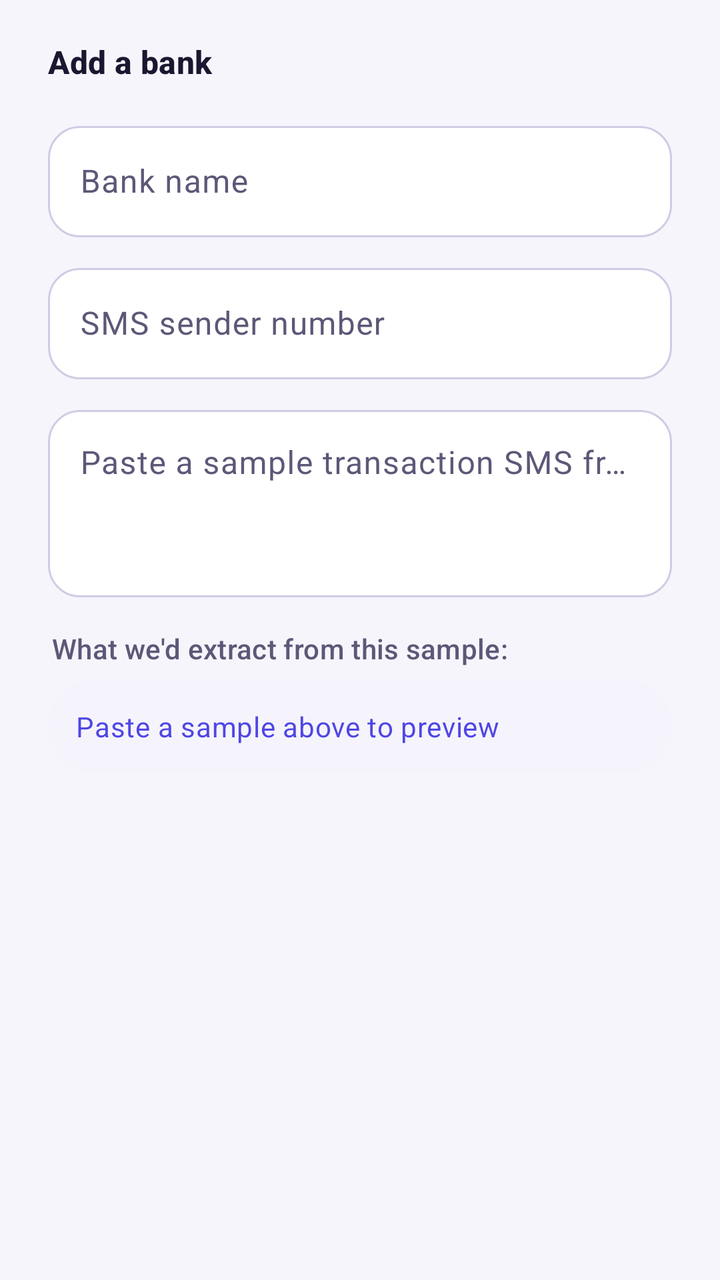
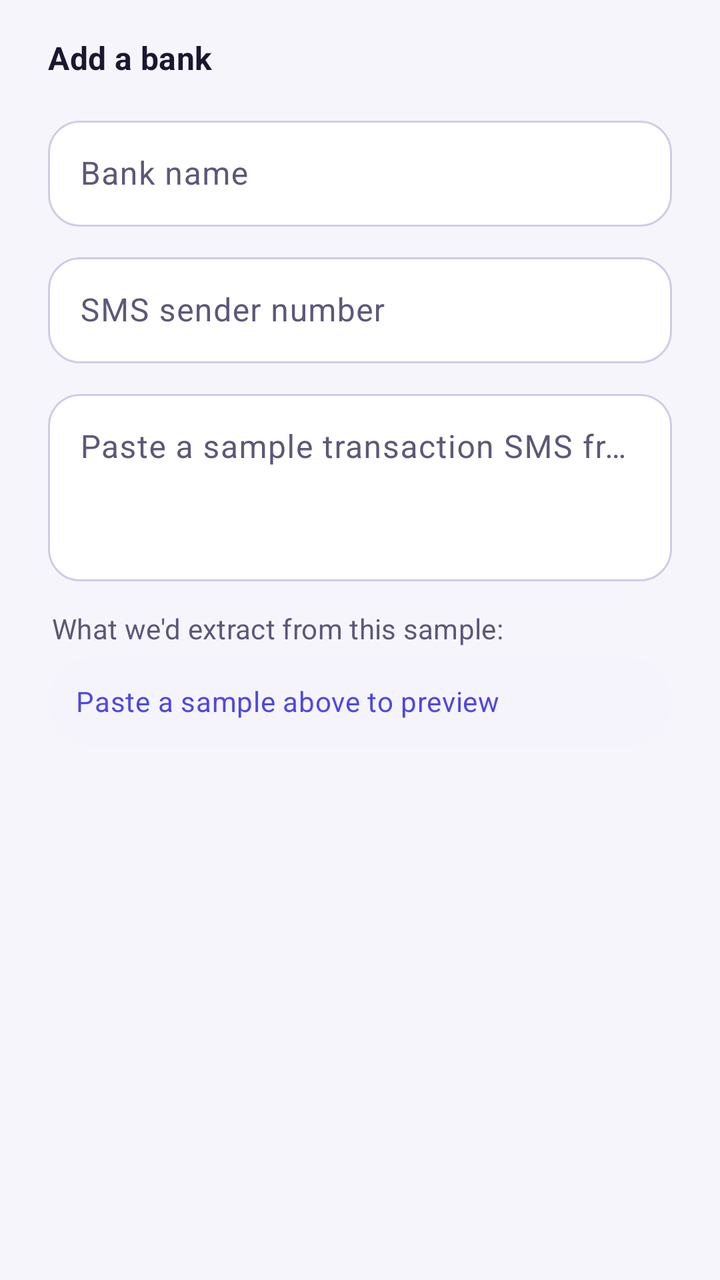

Screens rendered from an Android XML layout before and after an edit, with the pre-edit source and the edit as a unified diff.
<!-- AndroidManifest.xml: application theme Theme.ExpenseTracker -->
<!-- res/layout/dialog_add_bank.xml -->
<?xml version="1.0" encoding="utf-8"?>
<ScrollView xmlns:android="http://schemas.android.com/apk/res/android"
    xmlns:app="http://schemas.android.com/apk/res-auto"
    android:layout_width="match_parent"
    android:layout_height="wrap_content"
    android:maxHeight="560dp">

    <LinearLayout
        android:layout_width="match_parent"
        android:layout_height="wrap_content"
        android:orientation="vertical"
        android:paddingStart="24dp"
        android:paddingEnd="24dp"
        android:paddingTop="20dp"
        android:paddingBottom="8dp">

        <TextView
            android:layout_width="match_parent"
            android:layout_height="wrap_content"
            android:textAppearance="?attr/textAppearanceTitleMedium"
            android:textColor="?attr/colorOnSurface"
            android:textStyle="bold"
            android:text="@string/dialog_add_bank_title" />

        <com.google.android.material.textfield.TextInputLayout
            style="@style/Widget.Material3.TextInputLayout.OutlinedBox" app:boxBackgroundColor="?attr/colorSurfaceContainerLowest"
            app:shapeAppearanceOverlay="@style/ShapeAppearanceOverlay.App.RoundedField"
            android:layout_width="match_parent"
            android:layout_height="wrap_content"
            android:layout_marginTop="16dp"
            android:hint="@string/hint_bank_label">

            <com.google.android.material.textfield.TextInputEditText
                android:id="@+id/etBankLabel"
                android:layout_width="match_parent"
                android:layout_height="wrap_content"
                android:textDirection="locale"
                android:inputType="text" />
        </com.google.android.material.textfield.TextInputLayout>

        <com.google.android.material.textfield.TextInputLayout
            style="@style/Widget.Material3.TextInputLayout.OutlinedBox" app:boxBackgroundColor="?attr/colorSurfaceContainerLowest"
            app:shapeAppearanceOverlay="@style/ShapeAppearanceOverlay.App.RoundedField"
            android:layout_width="match_parent"
            android:layout_height="wrap_content"
            android:layout_marginTop="10dp"
            android:hint="@string/hint_bank_sender">

            <com.google.android.material.textfield.TextInputEditText
                android:id="@+id/etBankSender"
                android:layout_width="match_parent"
                android:layout_height="wrap_content"
                android:inputType="text" />
        </com.google.android.material.textfield.TextInputLayout>

        <com.google.android.material.textfield.TextInputLayout
            style="@style/Widget.Material3.TextInputLayout.OutlinedBox" app:boxBackgroundColor="?attr/colorSurfaceContainerLowest"
            app:shapeAppearanceOverlay="@style/ShapeAppearanceOverlay.App.RoundedField"
            android:layout_width="match_parent"
            android:layout_height="wrap_content"
            android:layout_marginTop="10dp"
            android:hint="@string/hint_bank_sample">

            <com.google.android.material.textfield.TextInputEditText
                android:id="@+id/etBankSample"
                android:layout_width="match_parent"
                android:layout_height="wrap_content"
                android:minLines="3"
                android:gravity="top"
                android:textDirection="locale"
                android:inputType="textMultiLine" />
        </com.google.android.material.textfield.TextInputLayout>

        <TextView
            android:layout_width="match_parent"
            android:layout_height="wrap_content"
            android:layout_marginTop="16dp"
            android:layout_marginStart="2dp"
            android:textAppearance="?attr/textAppearanceLabelLarge"
            android:textColor="?attr/colorOnSurfaceVariant"
            android:text="@string/preview_bank_sample_title" />

        <com.google.android.material.card.MaterialCardView
            android:layout_width="match_parent"
            android:layout_height="wrap_content"
            android:layout_marginTop="6dp"
            android:layout_marginBottom="8dp"
            app:cardBackgroundColor="?attr/colorSurfaceContainerLow"
            app:cardCornerRadius="@dimen/corner_card"
            app:cardElevation="0dp"
            app:strokeWidth="0dp">

            <TextView
                android:id="@+id/tvBankSamplePreview"
                android:layout_width="match_parent"
                android:layout_height="wrap_content"
                android:padding="14dp"
                android:textAppearance="?attr/textAppearanceBodyMedium"
                android:textColor="?attr/colorPrimary"
                android:textDirection="locale"
                android:text="@string/preview_bank_sample_empty" />
        </com.google.android.material.card.MaterialCardView>

    </LinearLayout>
</ScrollView>
<!-- resources referenced by this layout -->
<resources>
  <dimen name="corner_card">24dp</dimen>
  <string name="dialog_add_bank_title">Add a bank</string>
  <string name="hint_bank_label">Bank name</string>
  <string name="hint_bank_sender">SMS sender number</string>
  <string name="preview_bank_sample_empty">Paste a sample above to preview</string>
  <string name="preview_bank_sample_title">What we\'d extract from this sample:</string>
  <style name="Theme.ExpenseTracker" parent="Theme.Material3.DayNight.NoActionBar">
          <item name="colorPrimary">@color/purple</item>
          <item name="colorOnPrimary">@color/white</item>
          <item name="colorPrimaryContainer">@color/primary_container</item>
          <item name="colorOnPrimaryContainer">@color/on_primary_container</item>
          <item name="colorSecondary">@color/teal</item>
          <item name="colorOnSecondary">@color/white</item>
          <item name="colorSecondaryContainer">@color/secondary_container</item>
          <item name="colorOnSecondaryContainer">@color/on_secondary_container</item>
          <item name="colorTertiary">@color/rose</item>
          <item name="colorOnTertiary">@color/white</item>
          <item name="colorTertiaryContainer">@color/tertiary_container</item>
          <item name="colorOnTertiaryContainer">@color/on_tertiary_container</item>
          <item name="colorSurface">@color/surface</item>
          <item name="colorOnSurface">@color/text_primary</item>
          <item name="colorSurfaceVariant">@color/surface_container_high</item>
          <item name="colorOnSurfaceVariant">@color/text_secondary</item>
          <item name="colorSurfaceContainerLowest">@color/surface_container_lowest</item>
          <item name="colorSurfaceContainerLow">@color/surface_container_low</item>
          <item name="colorSurfaceContainer">@color/surface_container</item>
          <item name="colorSurfaceContainerHigh">@color/surface_container_high</item>
          <item name="colorSurfaceContainerHighest">@color/surface_container_highest</item>
          <item name="colorOutline">@color/divider</item>
          <item name="colorOutlineVariant">@color/outline_variant</item>
          <item name="colorError">@color/red</item>
          <item name="elevationOverlayEnabled">true</item>
          <item name="android:windowBackground">@color/background</item>
          <item name="android:colorBackground">@color/background</item>
          <item name="android:textColorPrimary">@color/text_primary</item>
          <item name="android:textColorSecondary">@color/text_secondary</item>
          <item name="android:textColorHint">@color/text_secondary</item>
          <item name="android:statusBarColor">@android:color/transparent</item>
          <item name="android:navigationBarColor">@android:color/transparent</item>
          <item name="materialAlertDialogTheme">@style/ThemeOverlay.App.Dialog</item>
      </style>
  <color name="purple">#4F46E5</color>
  <color name="white">#FFFFFF</color>
  <color name="primary_container">#E0E7FF</color>
  <color name="on_primary_container">#1E1B4B</color>
  <color name="teal">#0EA5A5</color>
  <color name="secondary_container">#CCFBF1</color>
  <color name="on_secondary_container">#042F2E</color>
  <color name="rose">#E11D48</color>
  <color name="tertiary_container">#FFE4E6</color>
  <color name="on_tertiary_container">#4C0519</color>
  <color name="surface">#FBFAFF</color>
  <color name="text_primary">#1A1730</color>
  <color name="surface_container_high">#E8E6F5</color>
  <color name="text_secondary">#5C5878</color>
  <color name="surface_container_lowest">#FFFFFF</color>
  <color name="surface_container_low">#F5F4FC</color>
  <color name="surface_container">#EFEDF9</color>
  <color name="surface_container_highest">#E1DFEF</color>
  <color name="divider">#CFCCE4</color>
  <color name="outline_variant">#E2DFF1</color>
  <color name="red">#D8483E</color>
  <color name="background">#F6F5FC</color>
  <!-- unchanged entries left out for length: 5 -->
</resources>

<!-- the commit's change to res/layout/dialog_add_bank.xml (unified diff, before → after) -->
@@ -3,6 +3,7 @@
     xmlns:app="http://schemas.android.com/apk/res-auto"
     android:layout_width="match_parent"
     android:layout_height="wrap_content"
+    android:layoutDirection="locale"
     android:maxHeight="560dp">
 
     <LinearLayout
@@ -20,6 +21,8 @@
             android:textAppearance="?attr/textAppearanceTitleMedium"
             android:textColor="?attr/colorOnSurface"
             android:textStyle="bold"
+            android:fontFamily="sans-serif"
+            android:includeFontPadding="false"
             android:text="@string/dialog_add_bank_title" />
 
         <com.google.android.material.textfield.TextInputLayout
@@ -35,6 +38,8 @@
                 android:layout_width="match_parent"
                 android:layout_height="wrap_content"
                 android:textDirection="locale"
+                android:fontFamily="sans-serif"
+                android:includeFontPadding="false"
                 android:inputType="text" />
         </com.google.android.material.textfield.TextInputLayout>
 
@@ -50,6 +55,9 @@
                 android:id="@+id/etBankSender"
                 android:layout_width="match_parent"
                 android:layout_height="wrap_content"
+                android:textDirection="locale"
+                android:fontFamily="sans-serif"
+                android:includeFontPadding="false"
                 android:inputType="text" />
         </com.google.android.material.textfield.TextInputLayout>
 
@@ -78,6 +86,9 @@
             android:layout_marginStart="2dp"
             android:textAppearance="?attr/textAppearanceLabelLarge"
             android:textColor="?attr/colorOnSurfaceVariant"
+            android:fontFamily="sans-serif"
+            android:includeFontPadding="false"
+            android:textDirection="locale"
             android:text="@string/preview_bank_sample_title" />
 
         <com.google.android.material.card.MaterialCardView
@@ -97,6 +108,8 @@
                 android:padding="14dp"
                 android:textAppearance="?attr/textAppearanceBodyMedium"
                 android:textColor="?attr/colorPrimary"
+                android:fontFamily="sans-serif"
+                android:includeFontPadding="false"
                 android:textDirection="locale"
                 android:text="@string/preview_bank_sample_empty" />
         </com.google.android.material.card.MaterialCardView>
<!-- resource entries referenced after the edit -->
@@ -37,6 +37,8 @@
           <item name="android:textColorPrimary">@color/text_primary</item>
           <item name="android:textColorSecondary">@color/text_secondary</item>
           <item name="android:textColorHint">@color/text_secondary</item>
+          <item name="android:fontFamily">sans-serif</item>
+          <item name="android:fontFeatureSettings">kern</item>
           <item name="android:statusBarColor">@android:color/transparent</item>
           <item name="android:navigationBarColor">@android:color/transparent</item>
           <item name="materialAlertDialogTheme">@style/ThemeOverlay.App.Dialog</item>
